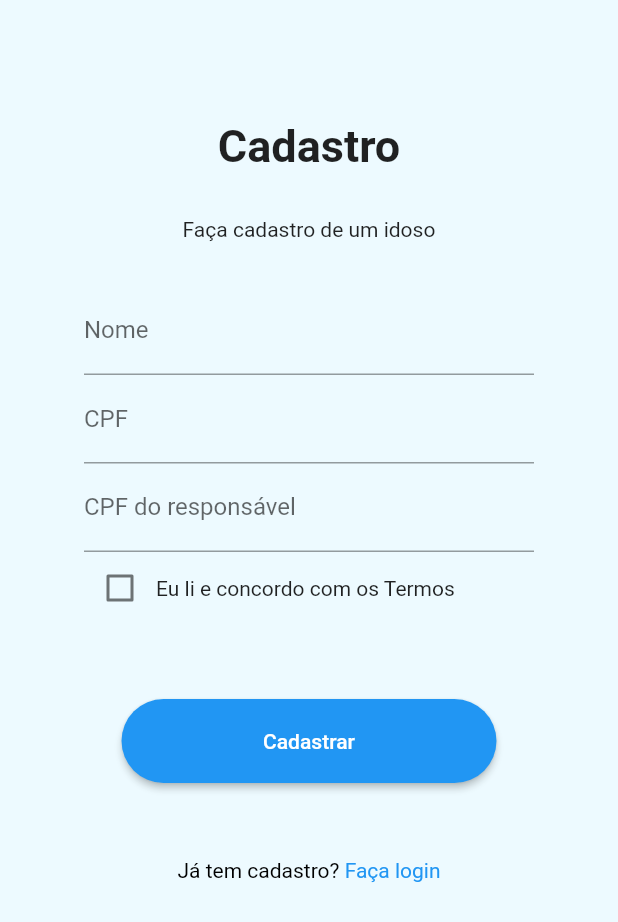
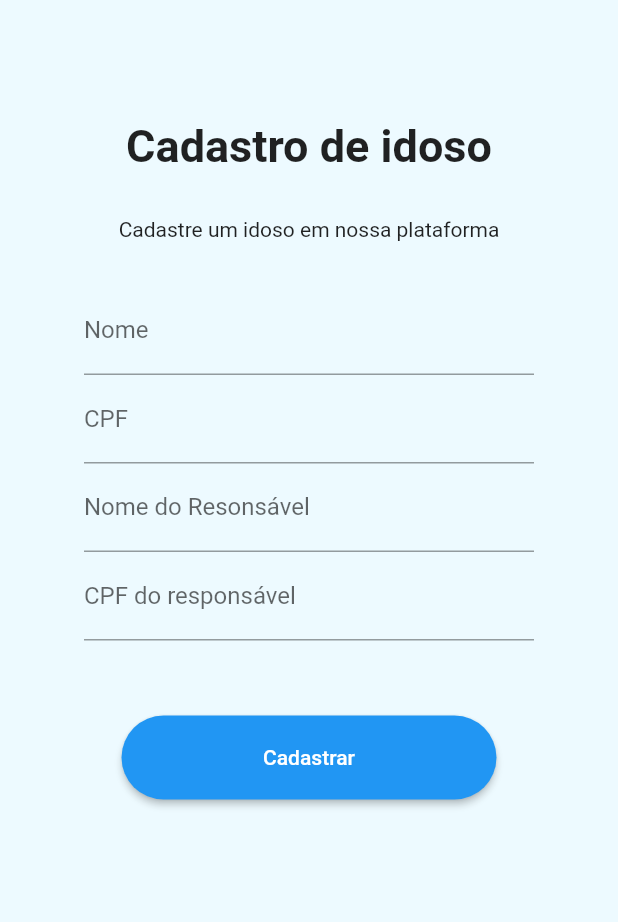
Before and after one commit to ReidakaiMFZ/help-elder, a Flutter app: the screen it shows after launch, after a tap on "Cadastro de veio", on a phone screen of 412 x 824 dp. Shown: the top 922 px of the screen. Run offline on Flutter 3.47's test engine with Material 2 defaults, Android fonts, the phone set to English and light mode, and no system bars; our stand-ins replace cloud_firestore, firebase_auth, firebase_core, flutter_chat_bubble; missing offline and left inert: cpf_cnpj_validator; accounts and stored records are empty; network calls fail.

Commit message:
Update cadastro_veio.dart

```diff
--- a/help_elder/lib/cadastro_veio.dart
+++ b/help_elder/lib/cadastro_veio.dart
@@ -15,6 +15,7 @@ class CadastroVeio extends StatelessWidget {
     final TextEditingController nomeController = TextEditingController();
     final TextEditingController cpfController = TextEditingController();
     final TextEditingController respController = TextEditingController();
+    final TextEditingController respNomeController = TextEditingController();
     AlertDialog alert = AlertDialog(
       title: const Text("Erro"),
       content: const Text("Algum erro ocorreu"),
@@ -45,7 +46,7 @@ class CadastroVeio extends StatelessWidget {
                       height: 80,
                     ),
                     Text(
-                      'Cadastro',
+                      'Cadastro de idoso',
                       style: TextStyle(
                         fontSize: 30,
                         fontWeight: FontWeight.bold,
@@ -54,7 +55,7 @@ class CadastroVeio extends StatelessWidget {
                     SizedBox(
                       height: 30,
                     ),
-                    Text('Faça cadastro de um idoso'),
+                    Text('Cadastre um idoso em nossa plataforma'),
                     SizedBox(
                       height: 30,
                     ),
@@ -81,23 +82,18 @@ class CadastroVeio extends StatelessWidget {
                 width: 300,
                 child: TextField(
                   decoration: const InputDecoration(
-                    labelText: 'CPF do responsável',
+                    labelText: 'Nome do Resonsável',
                   ),
-                  controller: respController,
+                  controller: respNomeController,
                 ),
               ),
               SizedBox(
                 width: 300,
-                child: Row(
-                  children: [
-                    Checkbox(
-                      value: false,
-                      onChanged: (bool? value) {},
-                      checkColor: const Color.fromARGB(255, 81, 241, 228),
-                      activeColor: const Color.fromARGB(255, 81, 105, 241),
-                    ),
-                    const Text('Eu li e concordo com os Termos')
-                  ],
+                child: TextField(
+                  decoration: const InputDecoration(
+                    labelText: 'CPF do responsável',
+                  ),
+                  controller: respController,
                 ),
               ),
               const SizedBox(
@@ -117,10 +113,11 @@ class CadastroVeio extends StatelessWidget {
                   onPressed: () {
                     if (nomeController.text.isNotEmpty &&
                         cpfController.text.isNotEmpty &&
-                        respController.text.isNotEmpty) {
+                        respController.text.isNotEmpty &&
+                        respNomeController.text.isNotEmpty) {
                       if (CPFValidator.isValid(cpfController.text) &&
                           CPFValidator.isValid(respController.text)) {
-                            db.collection("idoso").add({"cpf":nomeController.text, "cpfResp" : respController.text, "nome": cpfController.text});
+                            db.collection("idoso").add({"nome": cpfController.text, "cpf":nomeController.text, "nomeResp":respNomeController, "cpfResp" : respController.text,});
                             Navigator.pop(context);
                             Navigator.pushNamed(context, '/home');
                           }
@@ -138,29 +135,6 @@ class CadastroVeio extends StatelessWidget {
               const SizedBox(
                 height: 50,
               ),
-              RichText(
-                text: TextSpan(
-                  children: [
-                    const TextSpan(
-                      text: 'Já tem cadastro? ',
-                      style: TextStyle(
-                        color: Colors.black,
-                      ),
-                    ),
-                    TextSpan(
-                      text: "Faça login",
-                      style: const TextStyle(
-                        color: Colors.blue,
-                      ),
-                      recognizer: TapGestureRecognizer()
-                        ..onTap = () {
-                          Navigator.pop(context);
-                          Navigator.pushNamed(context, '/login');
-                        },
-                    ),
-                  ],
-                ),
-              ),
             ],
           ),)
         ),
```
